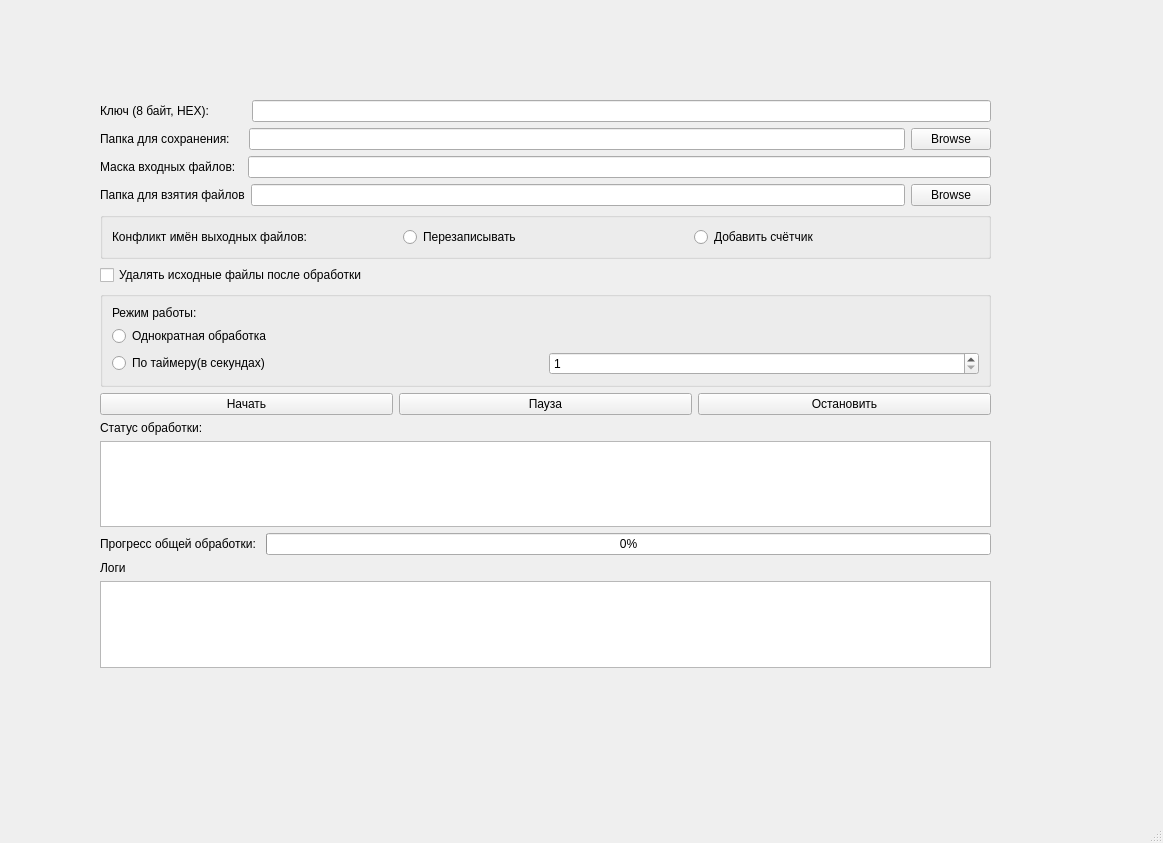
Palezehvat/FileReader, file mainwindow.ui: the form before one commit.
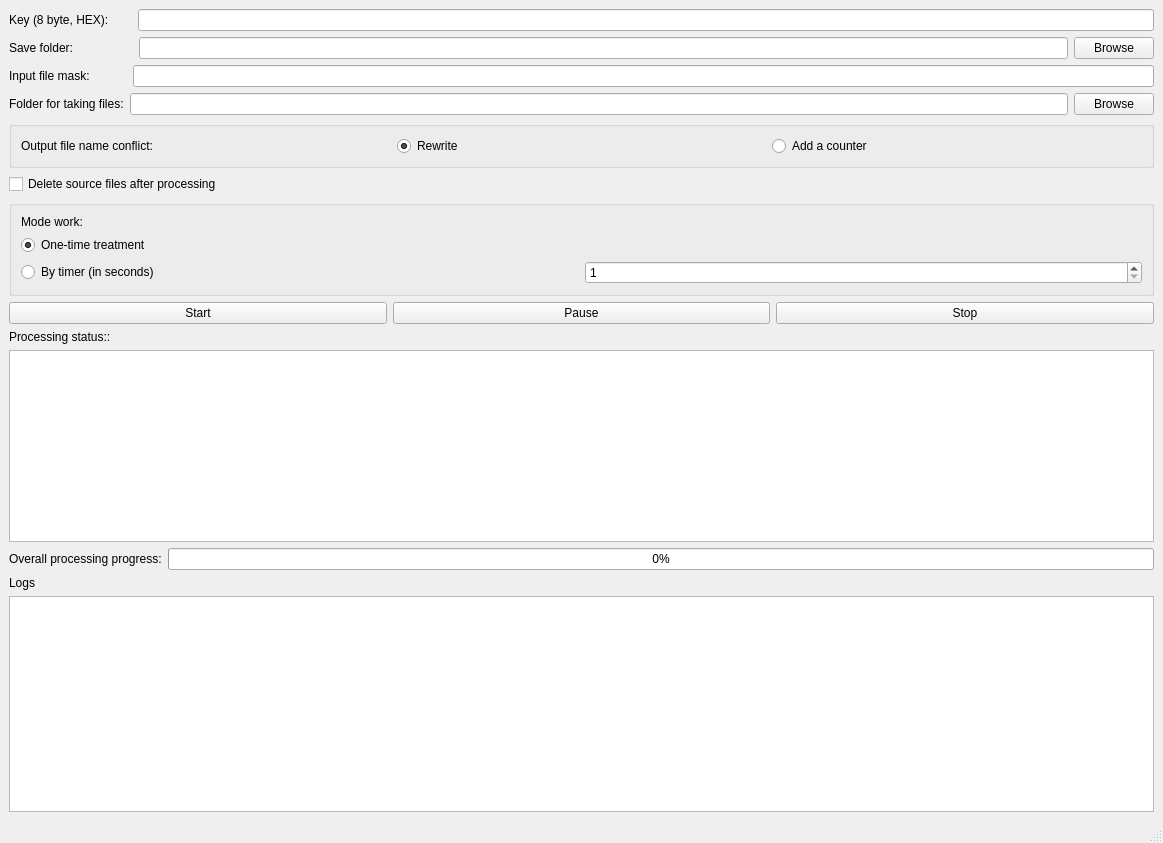
The form after the commit.

Commit message: Изменения:  - Добавлен запуск по счётчику  - Удаление исходных файлов в случае необходимости  - Подсказки пользователю в случае некорректных вводов  - Логирование

Diff of the .ui file:
```diff
--- a/mainwindow.ui
+++ b/mainwindow.ui
@@ -20,15 +20,8 @@
      <verstretch>0</verstretch>
     </sizepolicy>
    </property>
-   <widget class="QWidget" name="horizontalLayoutWidget">
-    <property name="geometry">
-     <rect>
-      <x>100</x>
-      <y>100</y>
-      <width>891</width>
-      <height>568</height>
-     </rect>
-    </property>
+   <layout class="QVBoxLayout" name="verticalLayout">
+    <item>
     <layout class="QHBoxLayout" name="mainHorizontalLayout">
      <item>
       <layout class="QVBoxLayout" name="mainVerticalLayout">
@@ -37,7 +30,7 @@
          <item>
           <widget class="QLabel" name="labelOfKey">
            <property name="text">
-            <string>Ключ (8 байт, HEX):           </string>
+             <string>Key (8 byte, HEX):       </string>
            </property>
           </widget>
          </item>
@@ -55,7 +48,7 @@
          <item>
           <widget class="QLabel" name="labelOfOutputFolder">
            <property name="text">
-            <string>Папка для сохранения:    </string>
+             <string>Save folder:                  </string>
            </property>
           </widget>
          </item>
@@ -82,7 +75,7 @@
            <item>
             <widget class="QLabel" name="labelOfMaskInputFiles">
              <property name="text">
-              <string>Маска входных файлов:  </string>
+               <string>Input file mask:           </string>
              </property>
             </widget>
            </item>
@@ -100,7 +93,7 @@
            <item>
             <widget class="QLabel" name="labelOfInputFolder">
              <property name="text">
-              <string>Папка для взятия файлов</string>
+               <string>Folder for taking files:</string>
              </property>
             </widget>
            </item>
@@ -129,21 +122,24 @@
             <item>
              <widget class="QLabel" name="labelOfConflictOutputFiles">
               <property name="text">
-               <string>Конфликт имён выходных файлов: </string>
+                <string>Output file name conflict:</string>
               </property>
              </widget>
             </item>
             <item>
              <widget class="QRadioButton" name="radioButtonOfRewriteOutputFiles">
               <property name="text">
-               <string>Перезаписывать</string>
+                <string>Rewrite</string>
+               </property>
+               <property name="checked">
+                <bool>true</bool>
               </property>
              </widget>
             </item>
             <item>
              <widget class="QRadioButton" name="radioButtonOfCounterForOutputFiles">
               <property name="text">
-               <string>Добавить счётчик</string>
+                <string>Add a counter</string>
               </property>
              </widget>
             </item>
@@ -155,7 +151,7 @@
        <item>
         <widget class="QCheckBox" name="checkBoxOfDeleteFilesAfterProcess">
          <property name="text">
-          <string>Удалять исходные файлы после обработки</string>
+           <string>Delete source files after processing</string>
          </property>
         </widget>
        </item>
@@ -170,7 +166,7 @@
             <item>
              <widget class="QLabel" name="labelOfModeTreatment">
               <property name="text">
-               <string>Режим работы: </string>
+                <string>Mode work:</string>
               </property>
              </widget>
             </item>
@@ -179,7 +175,10 @@
               <item>
                <widget class="QRadioButton" name="radioButtonOfOneTimeTreatment">
                 <property name="text">
-                 <string>Однократная обработка</string>
+                  <string>One-time treatment</string>
+                 </property>
+                 <property name="checked">
+                  <bool>true</bool>
                 </property>
                </widget>
               </item>
@@ -188,7 +187,7 @@
                 <item>
                  <widget class="QRadioButton" name="radioButtonOfTimerTreatment">
                   <property name="text">
-                   <string>По таймеру(в секундах)</string>
+                    <string>By timer (in seconds)</string>
                   </property>
                  </widget>
                 </item>
@@ -216,21 +215,21 @@
          <item>
           <widget class="QPushButton" name="pushButtonOfStart">
            <property name="text">
-            <string>Начать</string>
+             <string>Start</string>
            </property>
           </widget>
          </item>
          <item>
           <widget class="QPushButton" name="pushButtonOfPause">
            <property name="text">
-            <string>Пауза</string>
+             <string>Pause</string>
            </property>
           </widget>
          </item>
          <item>
           <widget class="QPushButton" name="pushButtonOfStop">
            <property name="text">
-            <string>Остановить</string>
+             <string>Stop</string>
            </property>
           </widget>
          </item>
@@ -241,7 +240,7 @@
          <item>
           <widget class="QLabel" name="labelOfStatusTreatment">
            <property name="text">
-            <string>Статус обработки:</string>
+             <string>Processing status::</string>
            </property>
           </widget>
          </item>
@@ -253,7 +252,7 @@
            <item>
             <widget class="QLabel" name="labelOfProgressBarFofTreatment">
              <property name="text">
-              <string>Прогресс общей обработки: </string>
+               <string>Overall processing progress:</string>
              </property>
             </widget>
            </item>
@@ -273,7 +272,7 @@
          <item>
           <widget class="QLabel" name="labelOfLogs">
            <property name="text">
-            <string>Логи</string>
+             <string>Logs</string>
            </property>
           </widget>
          </item>
@@ -285,7 +284,8 @@
       </layout>
      </item>
     </layout>
-   </widget>
+    </item>
+   </layout>
   </widget>
   <widget class="QStatusBar" name="statusbar"/>
  </widget>
```
Lines whose indentation alone changed are shown as unchanged. The commit also changes 6 other files.
